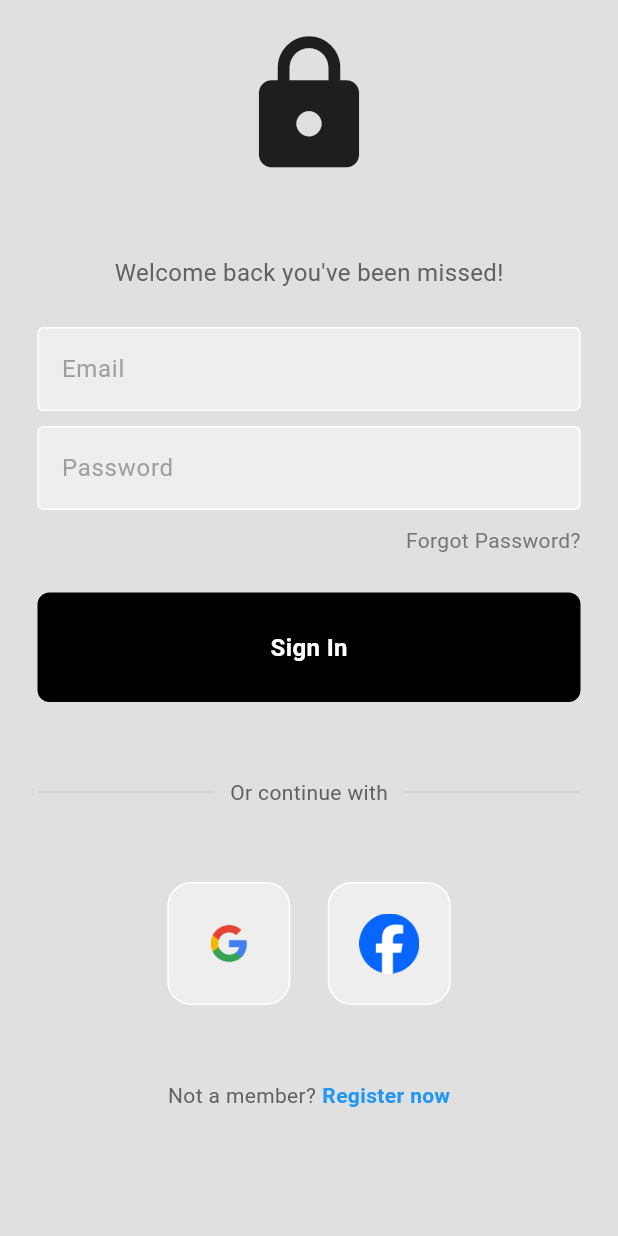
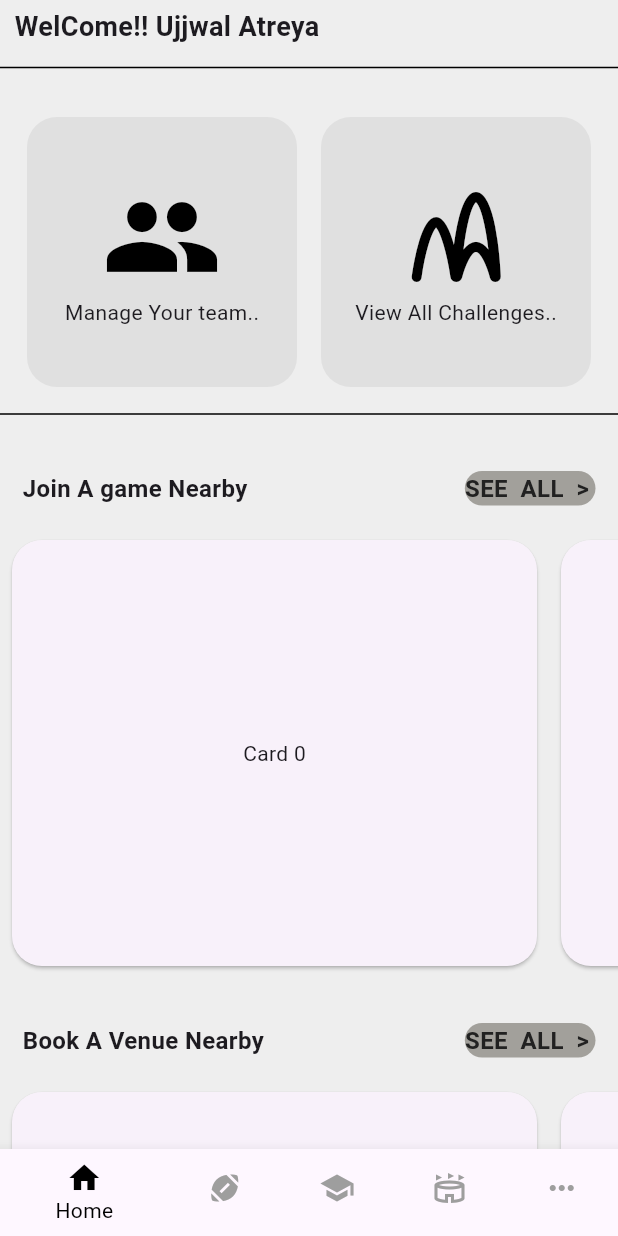
Before and after one commit to ujjwalmangalatreya/musical, a Flutter app: the screen it shows after launch, after a tap on "Sign In", on a phone screen of 412 x 824 dp. Run offline on Flutter 3.47's test engine with Material 3 defaults, Android fonts, the phone set to English and light mode, and no system bars.

Commit message:
added dashboard page

```diff
--- a/lib/main.dart
+++ b/lib/main.dart
@@ -1,4 +1,5 @@
 import 'package:flutter/material.dart';
+import 'package:musical_mingle/screens/dashboard_screen.dart';
 import 'package:musical_mingle/screens/login_screen.dart';
 import 'package:musical_mingle/screens/register_screen.dart';
 import 'package:musical_mingle/screens/splash_screen.dart';
@@ -18,7 +19,8 @@ class MyApp extends StatelessWidget {
       title: 'Musical Mingle',
       routes:  {
         '/login': (context) => const LoginPage(),
-        '/register' :(context) => const RegisterPage() // Default route
+        '/register' :(context) => const RegisterPage(),
+        '/dashboard' :(context) => const DashboardPage(),
       },
       initialRoute: '/',
       theme: ThemeData(
--- /dev/null
+++ b/lib/screens/dashboard_screen.dart
@@ -0,0 +1,306 @@
+
+// ignore_for_file: prefer_const_constructors, prefer_const_literals_to_create_immutables
+
+import 'package:flutter/material.dart';
+
+
+
+class DashboardPage extends StatefulWidget {
+  const DashboardPage({super.key});
+
+  @override
+  State<DashboardPage> createState() => _DashboardPageState();
+}
+
+class _DashboardPageState extends State<DashboardPage> {
+
+  int _currentIndex = 0;
+  // Define your pages/screens here
+  final List<Widget> _pages = [
+    const DashboardPage(),
+     //LoginPage(),
+    // LearnPage(),
+    // BookPage(),
+    // MorePage(),
+  ];
+  @override
+  Widget build(BuildContext context) {
+    return Scaffold(
+      backgroundColor: Colors.grey[200],
+      body: SafeArea(
+        child: SingleChildScrollView(
+          child: Column(
+            children: [
+              // Header with username and setting button
+              const Padding(
+                padding: EdgeInsets.all(5.0),
+                child: Row(
+                  mainAxisAlignment: MainAxisAlignment.spaceBetween,
+                  children: [
+                    // Username with welcome !!!
+                    Text(
+                      " WelCome!! Ujjwal Atreya",
+                      style:
+                          TextStyle(fontSize: 18, fontWeight: FontWeight.bold),
+                    ),
+
+                  ],
+                ),
+              ),
+              const SizedBox(
+                height: 1,
+              ),
+              const Divider(
+                color: Colors.black,
+              ),
+              const SizedBox(
+                height: 15,
+              ),
+              // Squarebox with Teams and Challenges row
+              Padding(
+                padding: const EdgeInsets.all(10.0),
+                child: Row(
+                  mainAxisAlignment: MainAxisAlignment.spaceAround,
+                  children: [
+                    Container(
+                      decoration: BoxDecoration(
+                        color: Colors.grey[300],
+                        borderRadius: BorderRadius.circular(20),
+                      ),
+                      height: 180,
+                      width: 180,
+                      child: const Column(
+                        mainAxisAlignment: MainAxisAlignment.center,
+                        children: [
+                          Center(
+                            child: Icon(
+                              // TODO: add images for the card...
+                              Icons.people,
+                              color: Colors.black,
+                              size: 80.0,
+                            ),
+                          ),
+                          Text("Manage Your team..")
+                        ],
+                      ),
+                    ),
+                    Container(
+                      decoration: BoxDecoration(
+                        color: Colors.grey[300],
+                        borderRadius: BorderRadius.circular(20),
+                      ),
+                      height: 180,
+                      width: 180,
+                      child: const Column(
+                        mainAxisAlignment: MainAxisAlignment.center,
+                        children: [
+                          Center(
+                            child: Icon(
+                              // TODO: add images for the card...
+                              Icons.wifi_channel_rounded,
+                              color: Colors.black,
+                              size: 80.0,
+                            ),
+                          ),
+                          Text("View All Challenges..")
+                        ],
+                      ),
+                    ),
+                  ],
+                ),
+              ),
+              Divider(
+                color: Colors.black,
+              ),
+              SizedBox(
+                height: 15,
+              ),
+              //Join a game nearby ...
+              Padding(
+                padding: const EdgeInsets.all(15.0),
+                child: Row(
+                  mainAxisAlignment: MainAxisAlignment.spaceBetween,
+                  children: [
+                    Text("Join A game Nearby",
+                        style: TextStyle(
+                          fontWeight: FontWeight.bold,
+                          fontSize: 16,
+                        )),
+                    Container(
+                      decoration: BoxDecoration(
+                        color: Color.fromARGB(255, 162, 160, 155),
+                        borderRadius: BorderRadius.circular(20),
+                      ),
+                      child: Text(
+                        "SEE  ALL  > ",
+                        style: TextStyle(
+                            fontWeight: FontWeight.bold,
+                            fontSize: 16,
+                            color: Colors.grey[900]),
+                      ),
+                    ),
+                  ],
+                ),
+              ),
+              Container(
+                color: Colors.grey[200],
+                height: 300,
+                width: MediaQuery.of(context).size.width,
+                child: ListView.builder(
+                  scrollDirection: Axis.horizontal,
+                  itemCount: 3,
+                  itemBuilder: (context, index) {
+                    return Card(
+                      shape: RoundedRectangleBorder(
+                        borderRadius: BorderRadius.circular(
+                            20), // Adjust the radius as needed
+                      ),
+                      margin: EdgeInsets.all(8.0),
+                      child: Container(
+                        decoration: BoxDecoration(
+                            borderRadius: BorderRadius.circular(10)),
+                        width: 350.0,
+                        // height: 250.0,
+                        child: Center(
+                          child: Text('Card $index'),
+                        ),
+                      ),
+                    );
+                  },
+                ),
+              ),
+              SizedBox(
+                height: 15,
+              ),
+              // Book A Venue Nearby
+              Padding(
+                padding: const EdgeInsets.all(15.0),
+                child: Row(
+                  mainAxisAlignment: MainAxisAlignment.spaceBetween,
+                  children: [
+                    Text("Book A Venue Nearby",
+                        style: TextStyle(
+                          fontWeight: FontWeight.bold,
+                          fontSize: 16,
+                        )),
+                    Container(
+                      decoration: BoxDecoration(
+                        color: Color.fromARGB(255, 162, 160, 155),
+                        borderRadius: BorderRadius.circular(20),
+                      ),
+                      child: Text(
+                        "SEE  ALL  > ",
+                        style: TextStyle(
+                            fontWeight: FontWeight.bold,
+                            fontSize: 16,
+                            color: Colors.grey[900]),
+                      ),
+                    ),
+                  ],
+                ),
+              ),
+              Container(
+                color: Colors.grey[200],
+                height: 300,
+                width: MediaQuery.of(context).size.width,
+                child: ListView.builder(
+                  scrollDirection: Axis.horizontal,
+                  itemCount: 3,
+                  itemBuilder: (context, index) {
+                    return Card(
+                      shape: RoundedRectangleBorder(
+                        borderRadius: BorderRadius.circular(
+                            20), // Adjust the radius as needed
+                      ),
+                      margin: EdgeInsets.all(8.0),
+                      child: Container(
+                        decoration: BoxDecoration(
+                            borderRadius: BorderRadius.circular(10)),
+                        width: 350.0,
+                        // height: 250.0,
+                        child: Center(
+                          child: Text('Card $index'),
+                        ),
+                      ),
+                    );
+                  },
+                ),
+              ),
+              SizedBox(
+                height: 15,
+              ),
+              // Refer Friend Section
+              Padding(
+                padding: const EdgeInsets.all(10.0),
+                child: Container(
+                  height: 120,
+                  width: MediaQuery.of(context).size.width,
+                  decoration: BoxDecoration(
+                      color: Colors.white,
+                      borderRadius: BorderRadius.circular(20)),
+                  child: Padding(
+                    padding: const EdgeInsets.all(18.0),
+                    child: Row(
+                        mainAxisAlignment: MainAxisAlignment.spaceEvenly,
+                        children: [
+                          CircleAvatar(),
+                          Column(
+                            children: [
+                              Text("Refer a sport Enthusiast"),
+                              SizedBox(
+                                height: 20,
+                              ),
+                              Text(
+                                  "Earn 100 Karma points by \n inviting your friends")
+                            ],
+                          )
+                        ]),
+                  ),
+                ),
+              ),
+              // Applicaiton details and versions...
+              //TODO: Application details and version.
+
+              // bottom Navigation
+            ],
+          ),
+        ),
+      ),
+      bottomNavigationBar: SafeArea(
+        child: BottomNavigationBar(
+          backgroundColor: Colors.grey[300],
+          selectedItemColor: Colors.black, // Color for selected item
+          unselectedItemColor: Colors.grey,
+          currentIndex: _currentIndex,
+          onTap: (index) {
+            setState(() {
+              _currentIndex = index;
+            });
+          },
+          items: [
+            BottomNavigationBarItem(
+              icon: Icon(Icons.home),
+              label: 'Home',
+            ),
+            BottomNavigationBarItem(
+              icon: Icon(Icons.sports_football),
+              label: 'Play',
+            ),
+            BottomNavigationBarItem(
+              icon: Icon(Icons.school),
+              label: 'Learn',
+            ),
+            BottomNavigationBarItem(
+              icon: Icon(Icons.stadium_outlined),
+              label: 'Book',
+            ),
+            BottomNavigationBarItem(
+              icon: Icon(Icons.more_horiz),
+              label: 'More',
+            ),
+          ],
+        ),
+      ),
+    );
+  }
+}
--- a/lib/screens/login_screen.dart
+++ b/lib/screens/login_screen.dart
@@ -72,8 +72,9 @@ class _LoginPageState extends State<LoginPage> {
                 const SizedBox(height: 25),
                 // sign in button
                 MyButton(onTap: () {
-                  //  loginPageLogic.signUserIn(usernameController.text,passwordController.text);
-                },buttonName: "Sign In",),
+                   Navigator.pushNamed(context, '/dashboard');
+
+                  },buttonName: "Sign In",),
                 const SizedBox(height: 50),
                 // or continue with
                 Padding(
```
